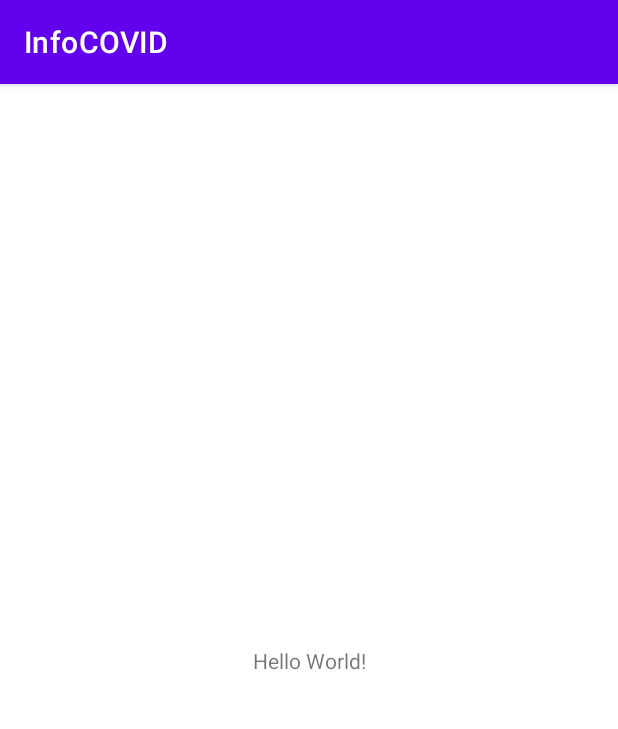
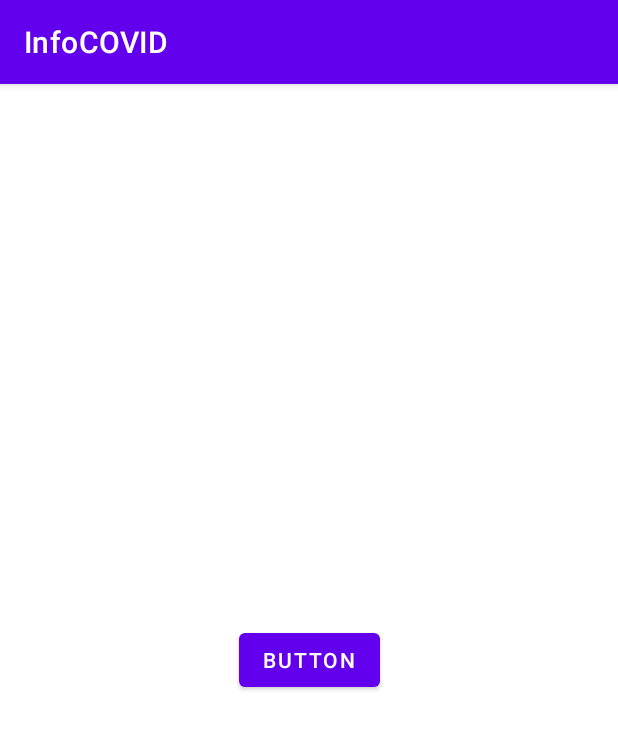
Before and after one commit to aitorortega03/PracticaProcesos, an Android app: the screen it shows after launch (MainActivity), on a phone screen of 412 x 824 dp. Shown: the top 729 px of the screen. Run offline under Robolectric (Android 15) with nearby library versions, the phone set to English and light mode, and no system bars.

Commit message:
Pantallas y su conexion

```diff
--- a/app/build.gradle
+++ b/app/build.gradle
@@ -33,6 +33,10 @@ dependencies {
     implementation 'androidx.appcompat:appcompat:1.2.0'
     implementation 'com.google.android.material:material:1.2.1'
     implementation 'androidx.constraintlayout:constraintlayout:2.0.2'
+    implementation 'androidx.navigation:navigation-fragment:2.3.1'
+    implementation 'androidx.navigation:navigation-ui:2.3.1'
+    implementation 'androidx.legacy:legacy-support-v4:1.0.0'
+    implementation 'com.google.android.gms:play-services-maps:17.0.0'
     testImplementation 'junit:junit:4.+'
     androidTestImplementation 'androidx.test.ext:junit:1.1.2'
     androidTestImplementation 'androidx.test.espresso:espresso-core:3.3.0'
--- /dev/null
+++ b/app/src/main/java/com/example/infocovid/MainFragment.java
@@ -0,0 +1,64 @@
+package com.example.infocovid;
+
+import android.os.Bundle;
+
+import androidx.fragment.app.Fragment;
+
+import android.view.LayoutInflater;
+import android.view.View;
+import android.view.ViewGroup;
+
+/**
+ * A simple {@link Fragment} subclass.
+ * Use the {@link MainFragment#newInstance} factory method to
+ * create an instance of this fragment.
+ */
+public class MainFragment extends Fragment {
+
+    // TODO: Rename parameter arguments, choose names that match
+    // the fragment initialization parameters, e.g. ARG_ITEM_NUMBER
+    private static final String ARG_PARAM1 = "param1";
+    private static final String ARG_PARAM2 = "param2";
+
+    // TODO: Rename and change types of parameters
+    private String mParam1;
+    private String mParam2;
+
+    public MainFragment() {
+        // Required empty public constructor
+    }
+
+    /**
+     * Use this factory method to create a new instance of
+     * this fragment using the provided parameters.
+     *
+     * @param param1 Parameter 1.
+     * @param param2 Parameter 2.
+     * @return A new instance of fragment MainFragment.
+     */
+    // TODO: Rename and change types and number of parameters
+    public static MainFragment newInstance(String param1, String param2) {
+        MainFragment fragment = new MainFragment();
+        Bundle args = new Bundle();
+        args.putString(ARG_PARAM1, param1);
+        args.putString(ARG_PARAM2, param2);
+        fragment.setArguments(args);
+        return fragment;
+    }
+
+    @Override
+    public void onCreate(Bundle savedInstanceState) {
+        super.onCreate(savedInstanceState);
+        if (getArguments() != null) {
+            mParam1 = getArguments().getString(ARG_PARAM1);
+            mParam2 = getArguments().getString(ARG_PARAM2);
+        }
+    }
+
+    @Override
+    public View onCreateView(LayoutInflater inflater, ViewGroup container,
+                             Bundle savedInstanceState) {
+        // Inflate the layout for this fragment
+        return inflater.inflate(R.layout.fragment_main, container, false);
+    }
+}
--- a/app/src/main/res/layout/activity_main.xml
+++ b/app/src/main/res/layout/activity_main.xml
@@ -6,13 +6,13 @@
     android:layout_height="match_parent"
     tools:context=".MainActivity">
 
-    <TextView
-        android:layout_width="wrap_content"
-        android:layout_height="wrap_content"
-        android:text="Hello World!"
-        app:layout_constraintBottom_toBottomOf="parent"
-        app:layout_constraintLeft_toLeftOf="parent"
-        app:layout_constraintRight_toRightOf="parent"
-        app:layout_constraintTop_toTopOf="parent" />
-
+    <fragment
+        android:id="@+id/mainlayout"
+        android:name="androidx.navigation.fragment.NavHostFragment"
+        android:layout_width="match_parent"
+        android:layout_height="match_parent"
+        app:defaultNavHost="true"
+        app:navGraph="@navigation/navigator"
+        tools:layout_editor_absoluteX="173dp"
+        tools:layout_editor_absoluteY="373dp" />
 </androidx.constraintlayout.widget.ConstraintLayout>
--- /dev/null
+++ b/app/src/main/res/layout/fragment_main.xml
@@ -0,0 +1,19 @@
+<?xml version="1.0" encoding="utf-8"?>
+<androidx.constraintlayout.widget.ConstraintLayout xmlns:android="http://schemas.android.com/apk/res/android"
+    xmlns:app="http://schemas.android.com/apk/res-auto"
+    xmlns:tools="http://schemas.android.com/tools"
+    android:id="@+id/frameLayout"
+    android:layout_width="match_parent"
+    android:layout_height="match_parent"
+    tools:context=".MainFragment">
+
+    <Button
+        android:id="@+id/button2"
+        android:layout_width="wrap_content"
+        android:layout_height="wrap_content"
+        android:text="Button"
+        app:layout_constraintBottom_toBottomOf="parent"
+        app:layout_constraintEnd_toEndOf="parent"
+        app:layout_constraintStart_toStartOf="parent"
+        app:layout_constraintTop_toTopOf="parent" />
+</androidx.constraintlayout.widget.ConstraintLayout>
--- /dev/null
+++ b/app/src/main/res/navigation/navigator.xml
@@ -0,0 +1,30 @@
+<?xml version="1.0" encoding="utf-8"?>
+<navigation xmlns:android="http://schemas.android.com/apk/res/android"
+    xmlns:app="http://schemas.android.com/apk/res-auto"
+    xmlns:tools="http://schemas.android.com/tools"
+    android:id="@+id/navigator"
+    app:startDestination="@id/mainFragment">
+
+    <fragment
+        android:id="@+id/helpFragment"
+        android:name="com.example.infocovid.HelpFragment"
+        android:label="fragment_help"
+        tools:layout="@layout/fragment_help" />
+    <fragment
+        android:id="@+id/mainFragment"
+        android:name="com.example.infocovid.MainFragment"
+        android:label="fragment_main"
+        tools:layout="@layout/fragment_main" >
+        <action
+            android:id="@+id/demainAHelp"
+            app:destination="@id/helpFragment" />
+        <action
+            android:id="@+id/demainADatos"
+            app:destination="@id/datosMapsFragment" />
+    </fragment>
+    <fragment
+        android:id="@+id/datosMapsFragment"
+        android:name="com.example.infocovid.DatosMapsFragment"
+        android:label="fragment_datos_maps"
+        tools:layout="@layout/fragment_datos_maps" />
+</navigation>
--- a/app/src/main/res/values/strings.xml
+++ b/app/src/main/res/values/strings.xml
@@ -1,3 +1,5 @@
 <resources>
     <string name="app_name">InfoCOVID</string>
+    <!-- TODO: Remove or change this placeholder text -->
+    <string name="hello_blank_fragment">Hello blank fragment</string>
 </resources>
```
Also changed, not shown: app/src/debug/res/values/google_maps_api.xml (added, +24 -0 lines), app/src/main/AndroidManifest.xml (+20 -0 lines), app/src/main/java/com/example/infocovid/DatosMapsFragment.java (added, +57 -0 lines), app/src/main/java/com/example/infocovid/HelpFragment.java (added, +64 -0 lines), app/src/main/res/layout/fragment_datos_maps.xml (added, +8 -0 lines), app/src/main/res/layout/fragment_help.xml (added, +14 -0 lines), 1 other file.
